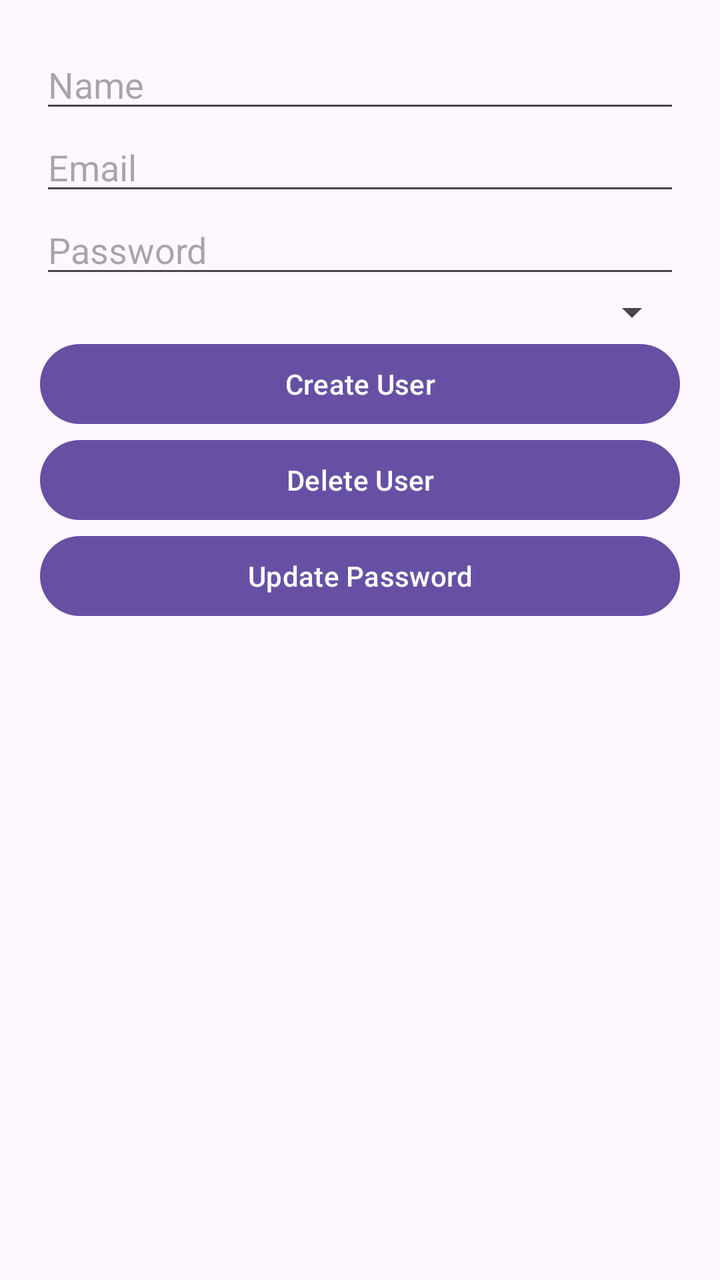
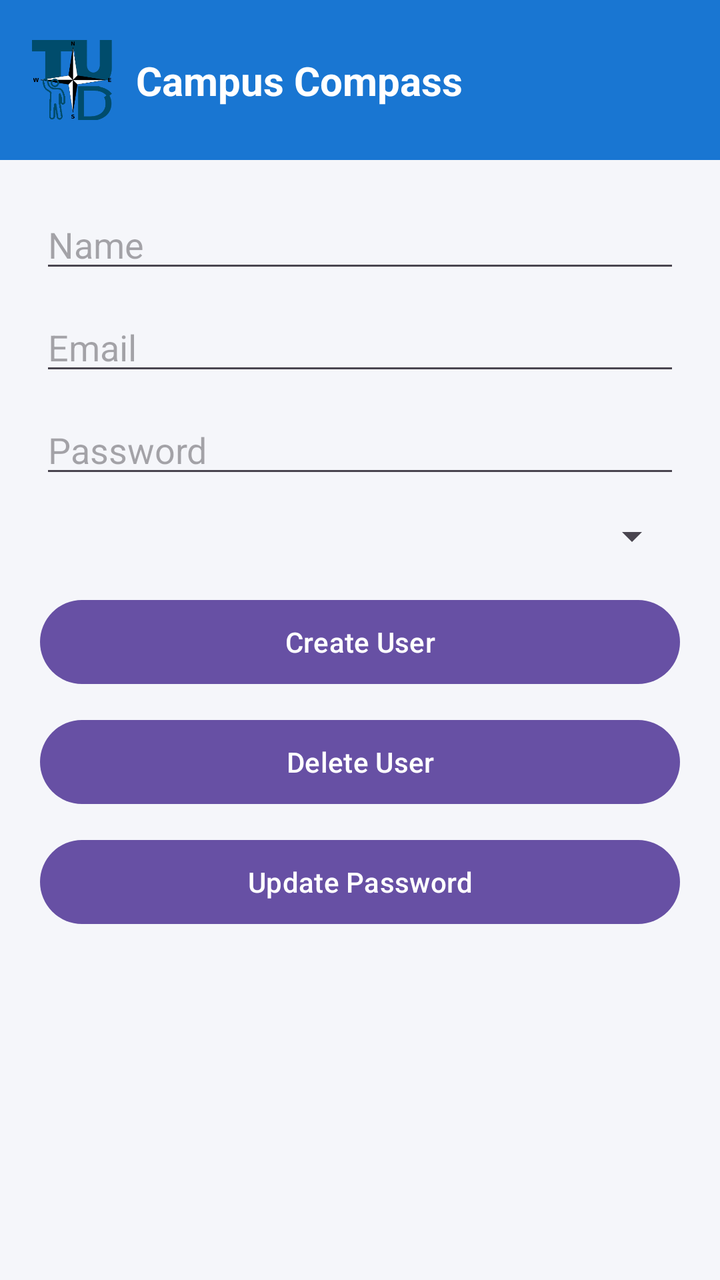

Two renders of the same Android screen: before a commit and after it. Below are the layout's source before the change and the commit's diff.
<!-- AndroidManifest.xml: application theme Theme.CampusCompass -->
<!-- res/layout/activity_administration.xml -->
<LinearLayout xmlns:android="http://schemas.android.com/apk/res/android"
    android:orientation="vertical"
    android:padding="20dp"
    android:layout_width="match_parent"
    android:layout_height="match_parent">



    <EditText
        android:id="@+id/adminName"
        android:hint="Name"
        android:layout_width="match_parent"
        android:layout_height="wrap_content"/>

    <EditText
        android:id="@+id/adminEmail"
        android:hint="Email"
        android:layout_width="match_parent"
        android:layout_height="wrap_content"/>

    <EditText
        android:id="@+id/adminPassword"
        android:hint="Password"
        android:inputType="textPassword"
        android:layout_width="match_parent"
        android:layout_height="wrap_content"/>

    <Spinner
        android:id="@+id/roleSpinner"
        android:layout_width="match_parent"
        android:layout_height="wrap_content"/>

    <Button
        android:id="@+id/createUserBtn"
        android:text="Create User"
        android:layout_width="match_parent"
        android:layout_height="wrap_content"/>

    <Button
        android:id="@+id/deleteUserBtn"
        android:text="Delete User"
        android:layout_width="match_parent"
        android:layout_height="wrap_content"/>

    <Button
        android:id="@+id/updatePasswordBtn"
        android:text="Update Password"
        android:layout_width="match_parent"
        android:layout_height="wrap_content"/>

</LinearLayout>
<!-- resources referenced by this layout -->
<resources>
  <style name="Theme.CampusCompass" parent="Base.Theme.CampusCompass" />
  <style name="Base.Theme.CampusCompass" parent="Theme.Material3.DayNight.NoActionBar">
          
          
      </style>
</resources>

<!-- the commit's change to res/layout/activity_administration.xml (unified diff, before → after) -->
@@ -1,51 +1,116 @@
-<LinearLayout xmlns:android="http://schemas.android.com/apk/res/android"
-    android:orientation="vertical"
-    android:padding="20dp"
+<?xml version="1.0" encoding="utf-8"?>
+<androidx.constraintlayout.widget.ConstraintLayout
+    xmlns:android="http://schemas.android.com/apk/res/android"
+    xmlns:app="http://schemas.android.com/apk/res-auto"
     android:layout_width="match_parent"
-    android:layout_height="match_parent">
+    android:layout_height="match_parent"
+    android:background="#F5F6FA">
 
+       <include
+        android:id="@+id/topBar"
+        layout="@layout/top_bar"
+        app:layout_constraintTop_toTopOf="parent"
+        app:layout_constraintStart_toStartOf="parent"
+        app:layout_constraintEnd_toEndOf="parent"/>
 
+        <ScrollView
+        android:layout_width="0dp"
+        android:layout_height="0dp"
+        app:layout_constraintTop_toBottomOf="@id/topBar"
+        app:layout_constraintBottom_toBottomOf="parent"
+        app:layout_constraintStart_toStartOf="parent"
+        app:layout_constraintEnd_toEndOf="parent">
 
-    <EditText
-        android:id="@+id/adminName"
-        android:hint="Name"
-        android:layout_width="match_parent"
-        android:layout_height="wrap_content"/>
+        <LinearLayout
+            android:orientation="vertical"
+            android:padding="20dp"
+            android:layout_width="match_parent"
+            android:layout_height="wrap_content">
 
-    <EditText
-        android:id="@+id/adminEmail"
-        android:hint="Email"
-        android:layout_width="match_parent"
-        android:layout_height="wrap_content"/>
+            <EditText
+                android:id="@+id/adminName"
+                android:hint="Name"
+                android:layout_width="match_parent"
+                android:layout_height="wrap_content"
+                android:layout_marginBottom="10dp"/>
 
-    <EditText
-        android:id="@+id/adminPassword"
-        android:hint="Password"
-        android:inputType="textPassword"
-        android:layout_width="match_parent"
-        android:layout_height="wrap_content"/>
+            <EditText
+                android:id="@+id/adminEmail"
+                android:hint="Email"
+                android:layout_width="match_parent"
+                android:layout_height="wrap_content"
+                android:layout_marginBottom="10dp"/>
 
-    <Spinner
-        android:id="@+id/roleSpinner"
-        android:layout_width="match_parent"
-        android:layout_height="wrap_content"/>
+            <EditText
+                android:id="@+id/adminPassword"
+                android:hint="Password"
+                android:inputType="textPassword"
+                android:layout_width="match_parent"
+                android:layout_height="wrap_content"
+                android:layout_marginBottom="12dp"/>
 
-    <Button
-        android:id="@+id/createUserBtn"
-        android:text="Create User"
-        android:layout_width="match_parent"
-        android:layout_height="wrap_content"/>
+            <Spinner
+                android:id="@+id/roleSpinner"
+                android:layout_width="match_parent"
+                android:layout_height="wrap_content"
+                android:layout_marginBottom="16dp"/>
 
-    <Button
-        android:id="@+id/deleteUserBtn"
-        android:text="Delete User"
-        android:layout_width="match_parent"
-        android:layout_height="wrap_content"/>
+            <Button
+                android:id="@+id/createUserBtn"
+                android:text="Create User"
+                android:layout_width="match_parent"
+                android:layout_height="50dp"
+                android:layout_marginBottom="10dp"/>
 
-    <Button
-        android:id="@+id/updatePasswordBtn"
-        android:text="Update Password"
-        android:layout_width="match_parent"
-        android:layout_height="wrap_content"/>
+            <Button
+                android:id="@+id/deleteUserBtn"
+                android:text="Delete User"
+                android:layout_width="match_parent"
+                android:layout_height="50dp"
+                android:layout_marginBottom="10dp"/>
 
-</LinearLayout>
+            <Button
+                android:id="@+id/updatePasswordBtn"
+                android:text="Update Password"
+                android:layout_width="match_parent"
+                android:layout_height="50dp"/>
+
+        </LinearLayout>
+    </ScrollView>
+
+</androidx.constraintlayout.widget.ConstraintLayout>
+<!-- res/layout/top_bar.xml (included above) -->
+<?xml version="1.0" encoding="utf-8"?>
+<androidx.constraintlayout.widget.ConstraintLayout
+    xmlns:android="http://schemas.android.com/apk/res/android"
+    xmlns:app="http://schemas.android.com/apk/res-auto"
+    android:id="@+id/topBar"
+    android:layout_width="match_parent"
+    android:layout_height="80dp"
+    android:background="#1976D2">
+
+    <ImageView
+        android:id="@+id/logoImage"
+        android:layout_width="40dp"
+        android:layout_height="40dp"
+        android:src="@drawable/campus_compass"
+        android:contentDescription="Logo"
+        app:layout_constraintTop_toTopOf="parent"
+        app:layout_constraintBottom_toBottomOf="parent"
+        app:layout_constraintStart_toStartOf="parent"
+        android:layout_marginStart="16dp"/>
+
+    <TextView
+        android:id="@+id/titleText"
+        android:layout_width="wrap_content"
+        android:layout_height="wrap_content"
+        android:text="Campus Compass"
+        android:textColor="#FFFFFF"
+        android:textSize="20sp"
+        android:textStyle="bold"
+        app:layout_constraintTop_toTopOf="parent"
+        app:layout_constraintBottom_toBottomOf="parent"
+        app:layout_constraintStart_toEndOf="@id/logoImage"
+        android:layout_marginStart="12dp"/>
+
+</androidx.constraintlayout.widget.ConstraintLayout>
<!-- resource entries referenced after the edit -->
@@ -1,5 +1,6 @@
 <!-- resources referenced by this layout -->
 <resources>
+  <!-- drawable campus_compass: png bitmap (drawable, 10718 bytes) -->
   <style name="Theme.CampusCompass" parent="Base.Theme.CampusCompass" />
   <style name="Base.Theme.CampusCompass" parent="Theme.Material3.DayNight.NoActionBar">
           
